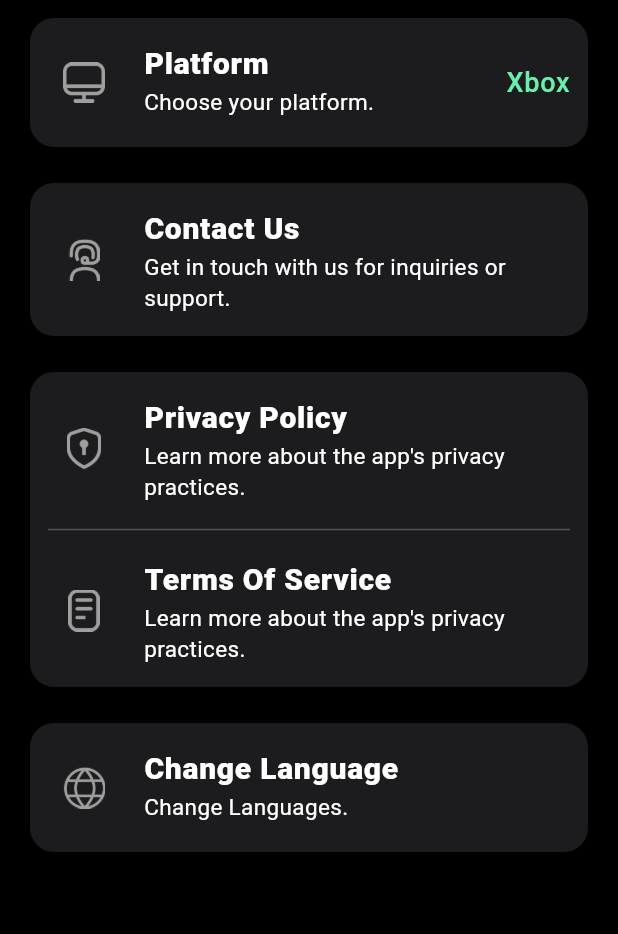
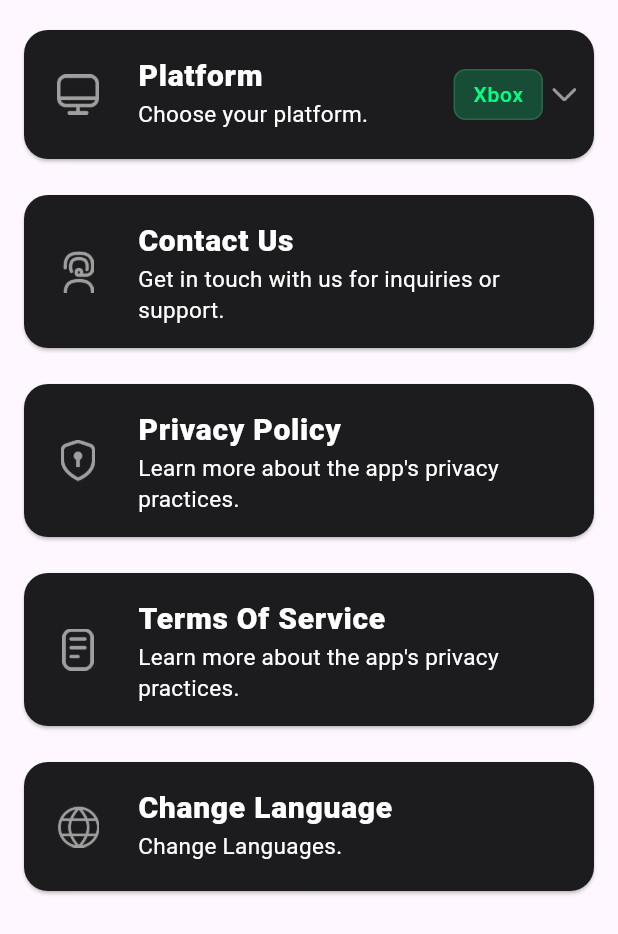
Before and after one commit to arleven/gta-all-in-one-cheats, a Flutter app: the SettingsScreen widget shown alone on an empty page, opened directly, on a phone screen of 412 x 824 dp. Shown: the top 934 px of the screen. Run offline on Flutter 3.47's test engine with Material 3 defaults, Android fonts, the phone set to English and light mode, and no system bars; our stand-ins replace connectivity_plus, firebase_analytics, firebase_core, firebase_crashlytics, flutter_native_timezone, flutter_tts and 6 more; missing offline and left inert: amplitude_flutter, appsflyer_sdk, country_codes, flutter_email_sender, flutter_jailbreak_detection, plist_parser and 2 more; accounts and stored records are empty; statements that could not run were skipped.

Commit message:
Settings screen UI

```diff
--- a/lib/Presentation/Settings_Screen/settings.dart
+++ b/lib/Presentation/Settings_Screen/settings.dart
@@ -18,7 +18,7 @@ class _SettingsScreenState extends State<SettingsScreen> {
 
   List<String> get platformKeys {
     if (allowedGames.length == 1 && allowedGames.first == 'libertycity') {
-      return ['playstation']; // Force PlayStation only
+      return ['playstation'];
     }
     return gamePlatforms[selectedGameKey] ?? [];
   }
@@ -211,10 +211,9 @@ class _SettingsScreenState extends State<SettingsScreen> {
 
   @override
   Widget build(BuildContext context) {
-    return Scaffold(
-      backgroundColor: Colors.black,
-      body: ListView(
-        padding: const EdgeInsets.symmetric(horizontal: 16, vertical: 8),
+    return Container(
+      child: ListView(
+        padding: const EdgeInsets.symmetric(horizontal: 12, vertical: 16),
         children: [
           Card(
             color: const Color(0xFF1C1C1E),
@@ -297,7 +296,20 @@ class _SettingsScreenState extends State<SettingsScreen> {
                       );
                     },
                   ),
-                  const Divider(color: Colors.white24),
+                ],
+              ),
+            ),
+          ),
+          const SizedBox(height: 16),
+          Card(
+            color: const Color(0xFF1C1C1E),
+            shape: RoundedRectangleBorder(
+              borderRadius: BorderRadius.circular(16),
+            ),
+            child: Padding(
+              padding: const EdgeInsets.symmetric(horizontal: 12, vertical: 5),
+              child: Column(
+                children: [
                   SettingsTile(
                     imagePath: 'assets/images/terms_icon.png',
                     title: AppLocalizations.of(context)!.termsOfServiceTitle,
@@ -316,7 +328,6 @@ class _SettingsScreenState extends State<SettingsScreen> {
             ),
           ),
           const SizedBox(height: 16),
-
           Card(
             color: const Color(0xFF1C1C1E),
             shape: RoundedRectangleBorder(
@@ -519,7 +530,7 @@ class _SettingsScreenState extends State<SettingsScreen> {
 }
 
 class SettingsTile extends StatelessWidget {
-  final String imagePath; // ✅ Use asset image instead of icon
+  final String imagePath;
   final String title;
   final String subtitle;
   final VoidCallback onTap;
@@ -547,11 +558,11 @@ class SettingsTile extends StatelessWidget {
         padding: const EdgeInsets.all(10),
         decoration: BoxDecoration(
           borderRadius: BorderRadius.circular(12),
-          color: Colors.transparent, // ✅ No background tint unless you want one
+          color: Colors.transparent,
         ),
         child: Image.asset(
           imagePath,
-          width: 28, // adjust size as per need
+          width: 28,
           height: 28,
           fit: BoxFit.contain,
         ),
@@ -572,13 +583,39 @@ class SettingsTile extends StatelessWidget {
           ? GestureDetector(
               key: trailingKey,
               onTap: onTrailingTap,
-              child: Text(
-                trailingText!,
-                style: const TextStyle(
-                  color: Colors.greenAccent,
-                  fontSize: 18,
-                  fontWeight: FontWeight.w500,
-                ),
+              child: Row(
+                mainAxisSize: MainAxisSize.min,
+                children: [
+                  Container(
+                    padding: const EdgeInsets.symmetric(
+                      horizontal: 12,
+                      vertical: 6,
+                    ),
+                    decoration: BoxDecoration(
+                      border: Border.all(
+                        width: 1,
+                        color: Color.fromRGBO(105, 240, 174, 0.17),
+                      ),
+                      color: const Color.fromRGBO(5, 241, 139, 0.23),
+                      borderRadius: BorderRadius.circular(8),
+                    ),
+                    child: Text(
+                      trailingText!,
+                      style: const TextStyle(
+                        color: Color.fromRGBO(0, 255, 130, 1),
+                        fontSize: 14,
+                        fontWeight: FontWeight.w500,
+                      ),
+                    ),
+                  ),
+                  const SizedBox(width: 6),
+                  Image.asset(
+                    'assets/images/dropdown_arrow.png',
+                    width: 16,
+                    height: 16,
+                    fit: BoxFit.contain,
+                  ),
+                ],
               ),
             )
           : null,
--- a/pubspec.yaml
+++ b/pubspec.yaml
@@ -139,6 +139,7 @@ flutter:
     - assets/images/privacy_icon.png
     - assets/images/terms_icon.png
     - assets/images/language_icon.png
+    - assets/images/dropdown_arrow.png
 
 
 flutter_gen:
```
Also changed, not shown: assets/images/dropdown_arrow.png (added).
